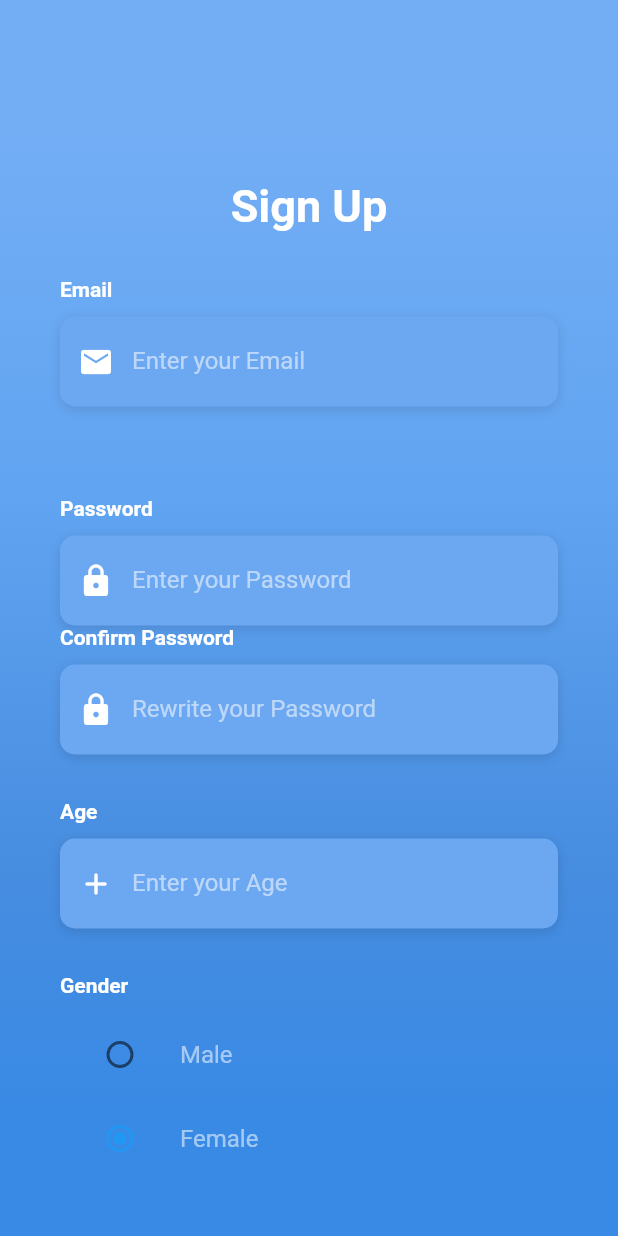
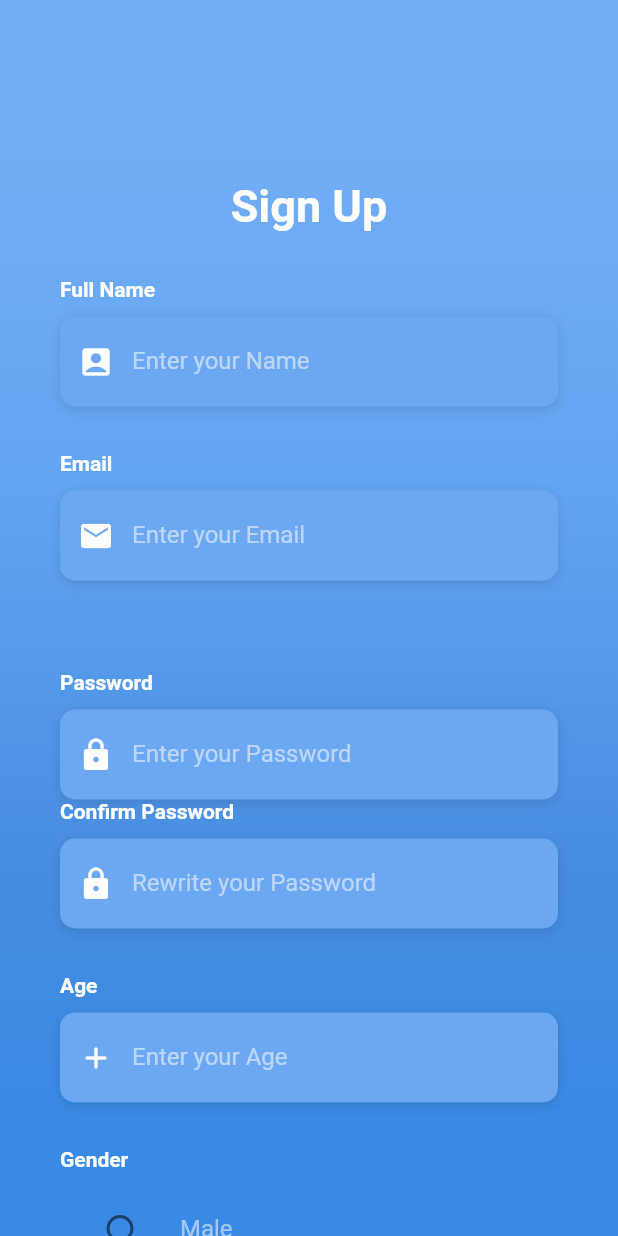
Before and after one commit to javanotepad/liftstyle, a Flutter app: the SignUpScreen screen opened directly, on a phone screen of 412 x 824 dp. Run offline on Flutter 3.47's test engine with Material 2 defaults, Android fonts, the phone set to English and light mode, and no system bars; our stand-ins replace email_validator, firebase_auth, firebase_core, firebase_database, splashscreen; accounts and stored records are empty; Roboto replaces fonts that are missing (OpenSans).

Commit message:
activiate register new user to fb

```diff
--- a/lib/main.dart
+++ b/lib/main.dart
@@ -41,7 +41,7 @@ class Home extends StatelessWidget {
 
   @override
   Widget build(BuildContext context) {
-    User result = FirebaseAuth.instance.currentUser;
+    User? result = FirebaseAuth.instance.currentUser;
     return SplashScreen(
         seconds: 5,
         navigateAfterSeconds:
--- a/lib/screens/signupScreen.dart
+++ b/lib/screens/signupScreen.dart
@@ -1,6 +1,7 @@
 import 'package:email_validator/email_validator.dart';
 import 'package:flutter/material.dart';
 import 'package:flutter/services.dart';
+import 'package:liftstyle/services/auth_service.dart';
 import 'package:liftstyle/utilities/constants.dart';
 
 class SignUpScreen extends StatefulWidget {
@@ -11,12 +12,14 @@ class SignUpScreen extends StatefulWidget {
 }
 
 class _SignUpState extends State<SignUpScreen> {
+  final AuthService _auth = AuthService();
   Gender? _gender = Gender.Female;
   final GlobalKey<FormState> _form = GlobalKey<FormState>();
   final TextEditingController _pass = TextEditingController();
   final TextEditingController _mail = TextEditingController();
   final TextEditingController _confirmPass = TextEditingController();
   final TextEditingController _age = TextEditingController();
+  final TextEditingController _name = TextEditingController();
 
   Widget _buildGenderRD() {
     return Column(
@@ -99,6 +102,43 @@ class _SignUpState extends State<SignUpScreen> {
                 color: Colors.white,
               ),
               hintText: 'Enter your Age',
+              hintStyle: kHintTextStyle,
+            ),
+          ),
+        ),
+      ],
+    );
+  }
+
+  Widget _buildFullNameTF(TextEditingController controller) {
+    return Column(
+      crossAxisAlignment: CrossAxisAlignment.start,
+      children: <Widget>[
+        Text(
+          'Full Name',
+          style: kLabelStyle,
+        ),
+        SizedBox(height: 10.0),
+        Container(
+          alignment: Alignment.centerLeft,
+          decoration: kBoxDecorationStyle,
+          height: 60.0,
+          child: TextFormField(
+            controller: controller,
+            validator: (val) => (!val!.isEmpty ? null : "Full name is empty"),
+            keyboardType: TextInputType.text,
+            style: TextStyle(
+              color: Colors.white,
+              fontFamily: 'OpenSans',
+            ),
+            decoration: InputDecoration(
+              border: InputBorder.none,
+              contentPadding: EdgeInsets.only(top: 14.0),
+              prefixIcon: Icon(
+                Icons.account_box,
+                color: Colors.white,
+              ),
+              hintText: 'Enter your Name',
               hintStyle: kHintTextStyle,
             ),
           ),
@@ -247,7 +287,16 @@ class _SignUpState extends State<SignUpScreen> {
       width: double.infinity,
       child: RaisedButton(
         elevation: 5.0,
-        onPressed: () => {this._form.currentState!.validate()},
+        onPressed: () => {
+          if (this._form.currentState!.validate())
+            {
+              this._auth.registerToFb(
+                  this._name.text.toString(),
+                  this._mail.text.toString(),
+                  _pass.text.toString(),
+                  _age.text.toString())
+            }
+        },
         padding: EdgeInsets.all(15.0),
         shape: RoundedRectangleBorder(
           borderRadius: BorderRadius.circular(30.0),
@@ -381,6 +430,8 @@ class _SignUpState extends State<SignUpScreen> {
                               fontWeight: FontWeight.bold,
                             ),
                           ),
+                          SizedBox(height: 30),
+                          _buildFullNameTF(_name),
                           SizedBox(height: 30.0),
                           _buildEmailTF(_mail),
                           SizedBox(
--- a/lib/services/auth_service.dart
+++ b/lib/services/auth_service.dart
@@ -1,25 +1,27 @@
 import 'package:firebase_auth/firebase_auth.dart';
+import 'package:firebase_database/firebase_database.dart';
 
 class AuthService {
   FirebaseAuth firebaseAuth = FirebaseAuth.instance;
-
-  /*void registerToFb() {
+  DatabaseReference dbRef =
+      FirebaseDatabase.instance.reference().child("Users");
+  void registerToFb(String name, String email, String pass, String age) {
+    print(name + ' - ' + email + ' - ' + pass + ' - ' + age);
     firebaseAuth
-        .createUserWithEmailAndPassword(
-            email: emailController.text, password: passwordController.text)
+        .createUserWithEmailAndPassword(email: email, password: pass)
         .then((result) {
-      dbRef.child(result.user.uid).set({
-        "email": emailController.text,
-        "age": ageController.text,
-        "name": nameController.text
-      }).then((res) {
-        Navigator.pushReplacement(
+      dbRef
+          .child(result.user!.uid)
+          .set({"email": email, "age": age, "name": name}).then((res) {
+        print("Added");
+        /*Navigator.pushReplacement(
           context,
           MaterialPageRoute(builder: (context) => Home(uid: result.user.uid)),
-        );
+        );*/
       });
     }).catchError((err) {
-      showDialog(
+      print(err);
+      /*  showDialog(
           context: context,
           builder: (BuildContext context) {
             return AlertDialog(
@@ -34,7 +36,7 @@ class AuthService {
                 )
               ],
             );
-          });
+          });*/
     });
-  }*/
+  }
 }
```
Also changed, not shown: pubspec.yaml (+4 -3 lines), pubspec.lock.
